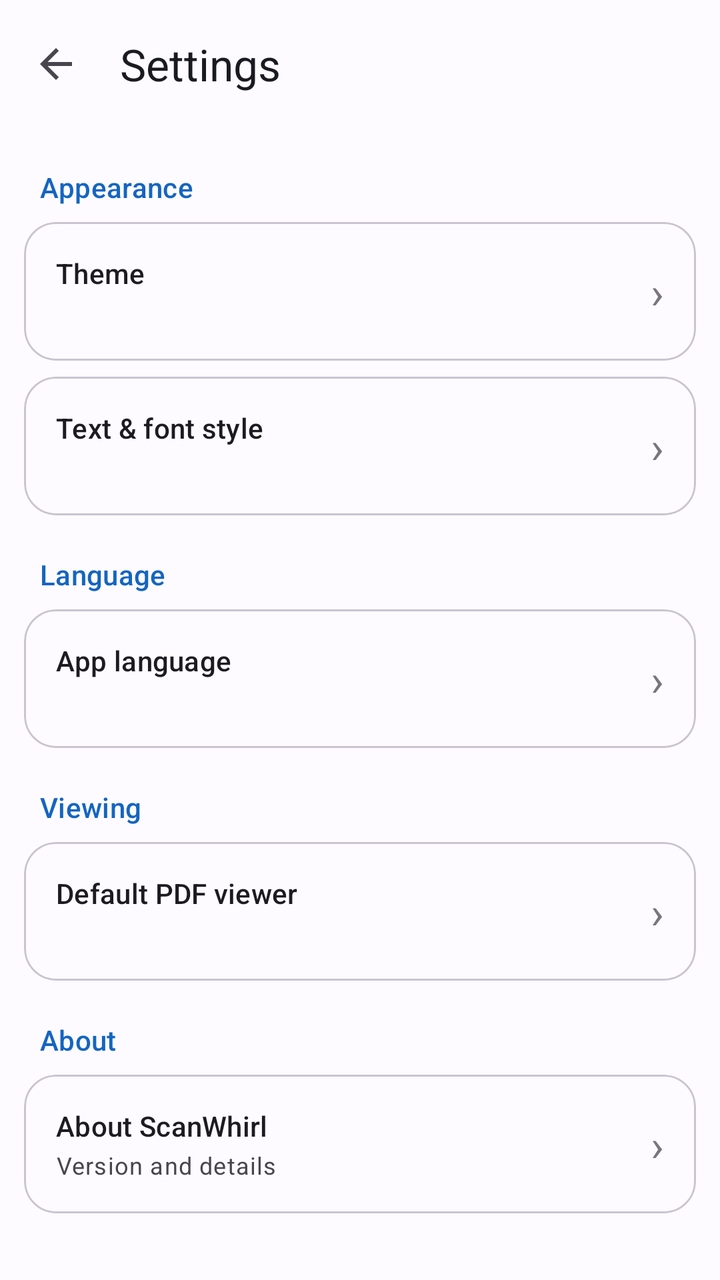
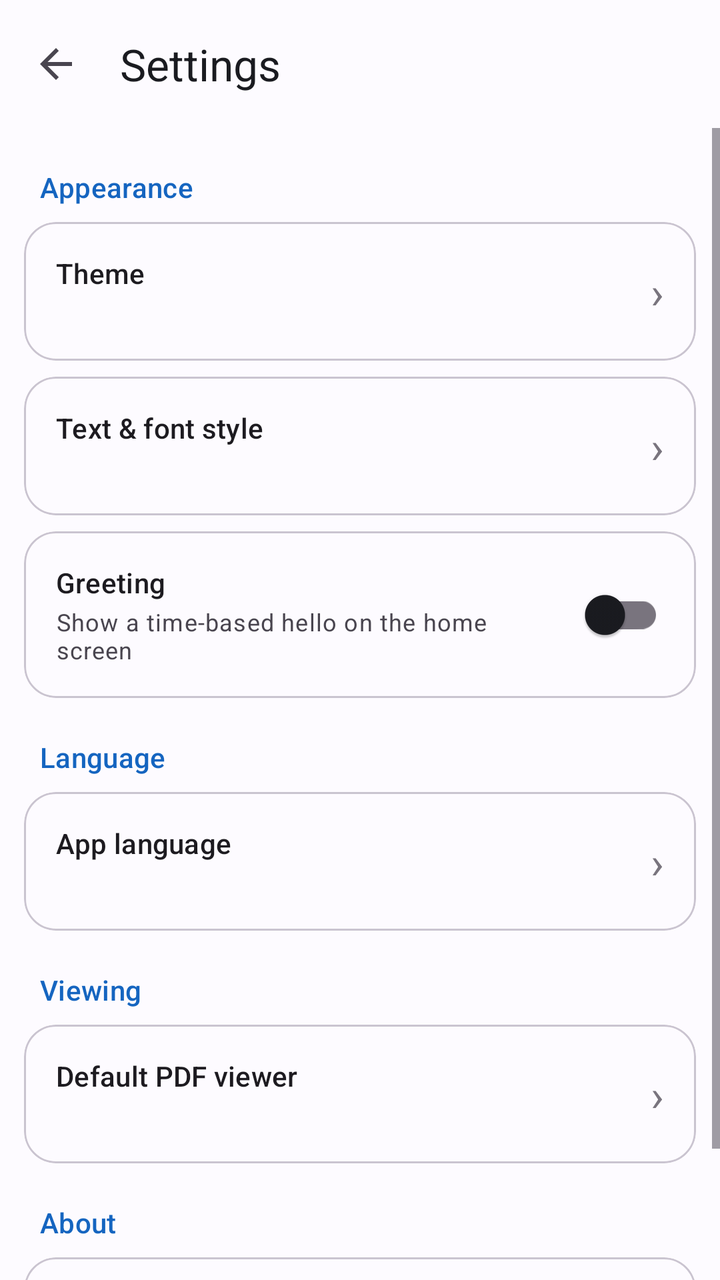

Compare the two renders of this Android layout. The source of the first and the diff that turns it into the second are given below.
<!-- AndroidManifest.xml: application theme Theme.ScanWhirl -->
<!-- res/layout/activity_settings.xml -->
<?xml version="1.0" encoding="utf-8"?>
<LinearLayout xmlns:android="http://schemas.android.com/apk/res/android"
    xmlns:app="http://schemas.android.com/apk/res-auto"
    android:layout_width="match_parent"
    android:layout_height="match_parent"
    android:orientation="vertical">

    <com.google.android.material.appbar.AppBarLayout
        android:layout_width="match_parent"
        android:layout_height="wrap_content">

        <com.google.android.material.appbar.MaterialToolbar
            android:id="@+id/toolbar"
            android:layout_width="match_parent"
            android:layout_height="?attr/actionBarSize"
            app:navigationIcon="?attr/homeAsUpIndicator"
            app:title="@string/settings_title"
            app:titleTextColor="?attr/colorOnSurface" />
    </com.google.android.material.appbar.AppBarLayout>

    <ScrollView
        android:layout_width="match_parent"
        android:layout_height="match_parent"
        android:fillViewport="true">

        <LinearLayout
            android:layout_width="match_parent"
            android:layout_height="wrap_content"
            android:orientation="vertical"
            android:padding="12dp">

            <TextView
                android:layout_width="match_parent"
                android:layout_height="wrap_content"
                android:paddingHorizontal="8dp"
                android:paddingTop="8dp"
                android:paddingBottom="4dp"
                android:text="@string/settings_appearance"
                android:textAppearance="?attr/textAppearanceLabelLarge"
                android:textColor="?attr/colorPrimary" />

            <com.google.android.material.card.MaterialCardView
                android:layout_width="match_parent"
                android:layout_height="wrap_content"
                android:layout_marginVertical="4dp"
                app:cardCornerRadius="16dp"
                app:cardElevation="0dp"
                app:strokeColor="?attr/colorOutlineVariant"
                app:strokeWidth="1dp">

                <LinearLayout
                    android:id="@+id/rowTheme"
                    android:layout_width="match_parent"
                    android:layout_height="wrap_content"
                    android:background="?attr/selectableItemBackground"
                    android:clickable="true"
                    android:focusable="true"
                    android:gravity="center_vertical"
                    android:orientation="horizontal"
                    android:padding="16dp">

                    <LinearLayout
                        android:layout_width="0dp"
                        android:layout_height="wrap_content"
                        android:layout_weight="1"
                        android:orientation="vertical">

                        <TextView
                            android:layout_width="wrap_content"
                            android:layout_height="wrap_content"
                            android:text="@string/settings_theme"
                            android:textAppearance="?attr/textAppearanceTitleSmall" />

                        <TextView
                            android:id="@+id/subTheme"
                            android:layout_width="wrap_content"
                            android:layout_height="wrap_content"
                            android:layout_marginTop="2dp"
                            android:textAppearance="?attr/textAppearanceBodySmall"
                            android:textColor="?android:attr/textColorSecondary" />
                    </LinearLayout>

                    <TextView
                        android:layout_width="wrap_content"
                        android:layout_height="wrap_content"
                        android:text="›"
                        android:textColor="?attr/colorOutline"
                        android:textSize="22sp" />
                </LinearLayout>
            </com.google.android.material.card.MaterialCardView>

            <com.google.android.material.card.MaterialCardView
                android:layout_width="match_parent"
                android:layout_height="wrap_content"
                android:layout_marginVertical="4dp"
                app:cardCornerRadius="16dp"
                app:cardElevation="0dp"
                app:strokeColor="?attr/colorOutlineVariant"
                app:strokeWidth="1dp">

                <LinearLayout
                    android:id="@+id/rowFont"
                    android:layout_width="match_parent"
                    android:layout_height="wrap_content"
                    android:background="?attr/selectableItemBackground"
                    android:clickable="true"
                    android:focusable="true"
                    android:gravity="center_vertical"
                    android:orientation="horizontal"
                    android:padding="16dp">

                    <LinearLayout
                        android:layout_width="0dp"
                        android:layout_height="wrap_content"
                        android:layout_weight="1"
                        android:orientation="vertical">

                        <TextView
                            android:layout_width="wrap_content"
                            android:layout_height="wrap_content"
                            android:text="@string/settings_font"
                            android:textAppearance="?attr/textAppearanceTitleSmall" />

                        <TextView
                            android:id="@+id/subFont"
                            android:layout_width="wrap_content"
                            android:layout_height="wrap_content"
                            android:layout_marginTop="2dp"
                            android:textAppearance="?attr/textAppearanceBodySmall"
                            android:textColor="?android:attr/textColorSecondary" />
                    </LinearLayout>

                    <TextView
                        android:layout_width="wrap_content"
                        android:layout_height="wrap_content"
                        android:text="›"
                        android:textColor="?attr/colorOutline"
                        android:textSize="22sp" />
                </LinearLayout>
            </com.google.android.material.card.MaterialCardView>

            <TextView
                android:layout_width="match_parent"
                android:layout_height="wrap_content"
                android:paddingHorizontal="8dp"
                android:paddingTop="16dp"
                android:paddingBottom="4dp"
                android:text="@string/settings_language_section"
                android:textAppearance="?attr/textAppearanceLabelLarge"
                android:textColor="?attr/colorPrimary" />

            <com.google.android.material.card.MaterialCardView
                android:layout_width="match_parent"
                android:layout_height="wrap_content"
                android:layout_marginVertical="4dp"
                app:cardCornerRadius="16dp"
                app:cardElevation="0dp"
                app:strokeColor="?attr/colorOutlineVariant"
                app:strokeWidth="1dp">

                <LinearLayout
                    android:id="@+id/rowLanguage"
                    android:layout_width="match_parent"
                    android:layout_height="wrap_content"
                    android:background="?attr/selectableItemBackground"
                    android:clickable="true"
                    android:focusable="true"
                    android:gravity="center_vertical"
                    android:orientation="horizontal"
                    android:padding="16dp">

                    <LinearLayout
                        android:layout_width="0dp"
                        android:layout_height="wrap_content"
                        android:layout_weight="1"
                        android:orientation="vertical">

                        <TextView
                            android:layout_width="wrap_content"
                            android:layout_height="wrap_content"
                            android:text="@string/settings_language"
                            android:textAppearance="?attr/textAppearanceTitleSmall" />

                        <TextView
                            android:id="@+id/subLanguage"
                            android:layout_width="wrap_content"
                            android:layout_height="wrap_content"
                            android:layout_marginTop="2dp"
                            android:textAppearance="?attr/textAppearanceBodySmall"
                            android:textColor="?android:attr/textColorSecondary" />
                    </LinearLayout>

                    <TextView
                        android:layout_width="wrap_content"
                        android:layout_height="wrap_content"
                        android:text="›"
                        android:textColor="?attr/colorOutline"
                        android:textSize="22sp" />
                </LinearLayout>
            </com.google.android.material.card.MaterialCardView>

            <TextView
                android:layout_width="match_parent"
                android:layout_height="wrap_content"
                android:paddingHorizontal="8dp"
                android:paddingTop="16dp"
                android:paddingBottom="4dp"
                android:text="@string/settings_viewing"
                android:textAppearance="?attr/textAppearanceLabelLarge"
                android:textColor="?attr/colorPrimary" />

            <com.google.android.material.card.MaterialCardView
                android:layout_width="match_parent"
                android:layout_height="wrap_content"
                android:layout_marginVertical="4dp"
                app:cardCornerRadius="16dp"
                app:cardElevation="0dp"
                app:strokeColor="?attr/colorOutlineVariant"
                app:strokeWidth="1dp">

                <LinearLayout
                    android:id="@+id/rowViewer"
                    android:layout_width="match_parent"
                    android:layout_height="wrap_content"
                    android:background="?attr/selectableItemBackground"
                    android:clickable="true"
                    android:focusable="true"
                    android:gravity="center_vertical"
                    android:orientation="horizontal"
                    android:padding="16dp">

                    <LinearLayout
                        android:layout_width="0dp"
                        android:layout_height="wrap_content"
                        android:layout_weight="1"
                        android:orientation="vertical">

                        <TextView
                            android:layout_width="wrap_content"
                            android:layout_height="wrap_content"
                            android:text="@string/settings_default_viewer"
                            android:textAppearance="?attr/textAppearanceTitleSmall" />

                        <TextView
                            android:id="@+id/subViewer"
                            android:layout_width="wrap_content"
                            android:layout_height="wrap_content"
                            android:layout_marginTop="2dp"
                            android:textAppearance="?attr/textAppearanceBodySmall"
                            android:textColor="?android:attr/textColorSecondary" />
                    </LinearLayout>

                    <TextView
                        android:layout_width="wrap_content"
                        android:layout_height="wrap_content"
                        android:text="›"
                        android:textColor="?attr/colorOutline"
                        android:textSize="22sp" />
                </LinearLayout>
            </com.google.android.material.card.MaterialCardView>

            <TextView
                android:layout_width="match_parent"
                android:layout_height="wrap_content"
                android:paddingHorizontal="8dp"
                android:paddingTop="16dp"
                android:paddingBottom="4dp"
                android:text="@string/settings_about_section"
                android:textAppearance="?attr/textAppearanceLabelLarge"
                android:textColor="?attr/colorPrimary" />

            <com.google.android.material.card.MaterialCardView
                android:layout_width="match_parent"
                android:layout_height="wrap_content"
                android:layout_marginVertical="4dp"
                app:cardCornerRadius="16dp"
                app:cardElevation="0dp"
                app:strokeColor="?attr/colorOutlineVariant"
                app:strokeWidth="1dp">

                <LinearLayout
                    android:id="@+id/rowAbout"
                    android:layout_width="match_parent"
                    android:layout_height="wrap_content"
                    android:background="?attr/selectableItemBackground"
                    android:clickable="true"
                    android:focusable="true"
                    android:gravity="center_vertical"
                    android:orientation="horizontal"
                    android:padding="16dp">

                    <LinearLayout
                        android:layout_width="0dp"
                        android:layout_height="wrap_content"
                        android:layout_weight="1"
                        android:orientation="vertical">

                        <TextView
                            android:layout_width="wrap_content"
                            android:layout_height="wrap_content"
                            android:text="@string/settings_about"
                            android:textAppearance="?attr/textAppearanceTitleSmall" />

                        <TextView
                            android:layout_width="wrap_content"
                            android:layout_height="wrap_content"
                            android:layout_marginTop="2dp"
                            android:text="@string/settings_version"
                            android:textAppearance="?attr/textAppearanceBodySmall"
                            android:textColor="?android:attr/textColorSecondary" />
                    </LinearLayout>

                    <TextView
                        android:layout_width="wrap_content"
                        android:layout_height="wrap_content"
                        android:text="›"
                        android:textColor="?attr/colorOutline"
                        android:textSize="22sp" />
                </LinearLayout>
            </com.google.android.material.card.MaterialCardView>
        </LinearLayout>
    </ScrollView>
</LinearLayout>
<!-- resources referenced by this layout -->
<resources>
  <string name="settings_about">About ScanWhirl</string>
  <string name="settings_about_section">About</string>
  <string name="settings_appearance">Appearance</string>
  <string name="settings_default_viewer">Default PDF viewer</string>
  <string name="settings_font">Text &amp; font style</string>
  <string name="settings_language">App language</string>
  <string name="settings_language_section">Language</string>
  <string name="settings_theme">Theme</string>
  <string name="settings_title">Settings</string>
  <string name="settings_version">Version and details</string>
  <string name="settings_viewing">Viewing</string>
  <style name="Theme.ScanWhirl" parent="Theme.Material3.DayNight.NoActionBar">
          <item name="colorPrimary">@color/sf_primary</item>
          <item name="colorOnPrimary">@color/sf_on_primary</item>
          <item name="colorPrimaryContainer">@color/sf_primary_container</item>
          <item name="colorOnPrimaryContainer">@color/sf_on_primary_container</item>
          <item name="colorSecondaryContainer">@color/sf_secondary_container</item>
          <item name="colorOnSecondaryContainer">@color/sf_on_secondary_container</item>
          <item name="android:colorBackground">@color/sf_background</item>
          <item name="colorSurface">@color/sf_surface</item>
          <item name="colorOnSurface">@color/sf_on_surface</item>
          <item name="colorSurfaceContainer">@color/sf_surface</item>
          <item name="android:statusBarColor">@color/sf_surface</item>
          <item name="android:navigationBarColor">@color/sf_background</item>
          <item name="android:windowLightStatusBar">true</item>
      </style>
  <color name="sf_primary">#1565C0</color>
  <color name="sf_on_primary">#FFFFFF</color>
  <color name="sf_primary_container">#D6E3FF</color>
  <color name="sf_on_primary_container">#001B3F</color>
  <color name="sf_secondary_container">#DDE7FF</color>
  <color name="sf_on_secondary_container">#001B41</color>
  <color name="sf_background">#FDFBFF</color>
  <color name="sf_surface">#FDFBFF</color>
  <color name="sf_on_surface">#1A1B20</color>
</resources>

<!-- the commit's change to res/layout/activity_settings.xml (unified diff, before → after) -->
@@ -139,6 +139,54 @@
                 </LinearLayout>
             </com.google.android.material.card.MaterialCardView>
 
+            <com.google.android.material.card.MaterialCardView
+                android:layout_width="match_parent"
+                android:layout_height="wrap_content"
+                android:layout_marginVertical="4dp"
+                app:cardCornerRadius="16dp"
+                app:cardElevation="0dp"
+                app:strokeColor="?attr/colorOutlineVariant"
+                app:strokeWidth="1dp">
+
+                <LinearLayout
+                    android:id="@+id/rowGreeting"
+                    android:layout_width="match_parent"
+                    android:layout_height="wrap_content"
+                    android:background="?attr/selectableItemBackground"
+                    android:clickable="true"
+                    android:focusable="true"
+                    android:gravity="center_vertical"
+                    android:orientation="horizontal"
+                    android:padding="16dp">
+
+                    <LinearLayout
+                        android:layout_width="0dp"
+                        android:layout_height="wrap_content"
+                        android:layout_weight="1"
+                        android:orientation="vertical">
+
+                        <TextView
+                            android:layout_width="wrap_content"
+                            android:layout_height="wrap_content"
+                            android:text="@string/settings_greeting"
+                            android:textAppearance="?attr/textAppearanceTitleSmall" />
+
+                        <TextView
+                            android:layout_width="wrap_content"
+                            android:layout_height="wrap_content"
+                            android:layout_marginTop="2dp"
+                            android:text="@string/settings_greeting_summary"
+                            android:textAppearance="?attr/textAppearanceBodySmall"
+                            android:textColor="?android:attr/textColorSecondary" />
+                    </LinearLayout>
+
+                    <com.google.android.material.switchmaterial.SwitchMaterial
+                        android:id="@+id/switchGreeting"
+                        android:layout_width="wrap_content"
+                        android:layout_height="wrap_content" />
+                </LinearLayout>
+            </com.google.android.material.card.MaterialCardView>
+
             <TextView
                 android:layout_width="match_parent"
                 android:layout_height="wrap_content"
<!-- resource entries referenced after the edit -->
@@ -5,6 +5,8 @@
   <string name="settings_appearance">Appearance</string>
   <string name="settings_default_viewer">Default PDF viewer</string>
   <string name="settings_font">Text &amp; font style</string>
+  <string name="settings_greeting">Greeting</string>
+  <string name="settings_greeting_summary">Show a time-based hello on the home screen</string>
   <string name="settings_language">App language</string>
   <string name="settings_language_section">Language</string>
   <string name="settings_theme">Theme</string>
